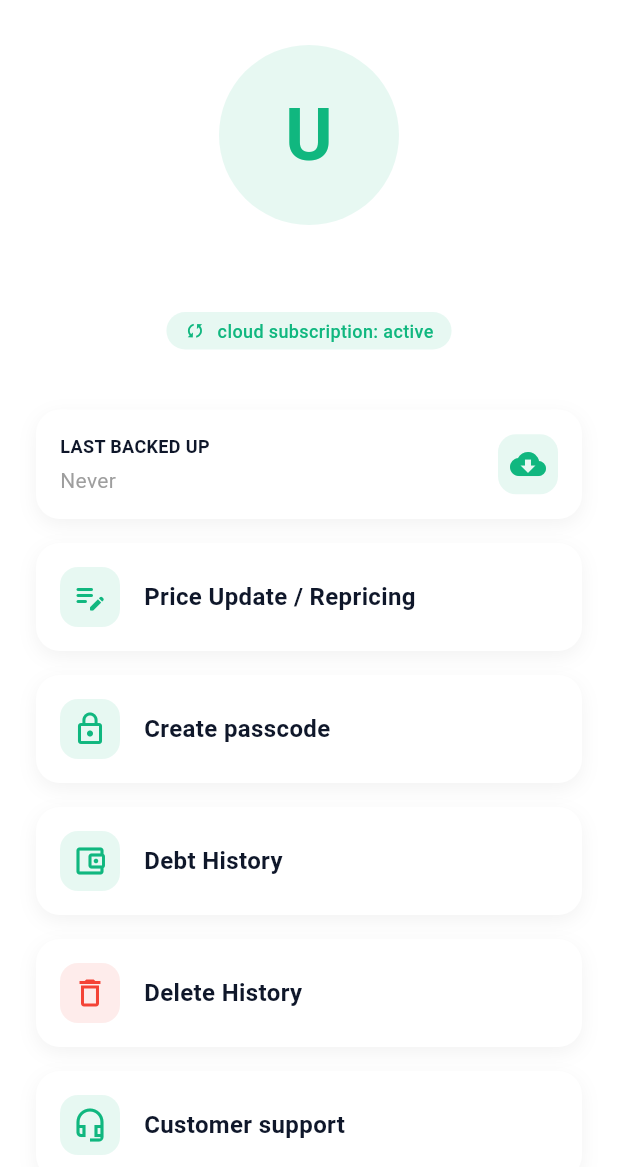
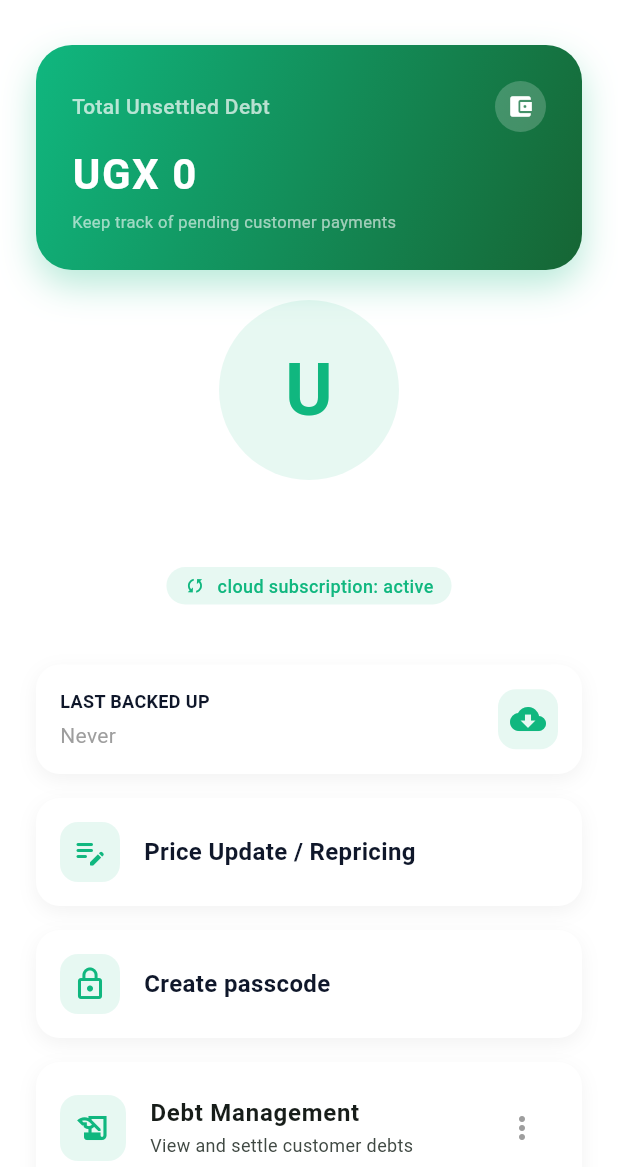
Before and after one commit to oworinaweviolet1968/CHECKBOOK, a Flutter app: the AccountScreen screen opened directly, on a phone screen of 412 x 824 dp, the part 69-1236 px from its top. Run offline on Flutter 3.47's test engine with Material 3 defaults, Android fonts, the phone set to English and light mode, and no system bars; our stand-ins replace sqflite, sqflite_common_ffi, supabase_flutter; missing offline and left inert: blue_thermal_printer, esc_pos_utils_plus; accounts and stored records are empty.

Commit message:
Implement mobile debt history and receipt printing enhancements

```diff
--- a/mobile_app/lib/screens/account_screen.dart
+++ b/mobile_app/lib/screens/account_screen.dart
@@ -9,6 +9,7 @@ import '../services/passcode_service.dart';
 import '../screens/deleted_history_screen.dart';
 import '../screens/price_update_screen.dart';
 import '../screens/debt_history_screen.dart';
+import '../services/database_helper.dart';
 import 'package:url_launcher/url_launcher.dart';
 
 class AccountScreen extends StatefulWidget {
@@ -22,6 +23,7 @@ class _AccountScreenState extends State<AccountScreen> with SingleTickerProvider
   final User? _user = Supabase.instance.client.auth.currentUser;
   bool _isBackingUp = false;
   late final AnimationController _spinController;
+  double _totalDebt = 0;
 
   @override
   void initState() {
@@ -30,6 +32,16 @@ class _AccountScreenState extends State<AccountScreen> with SingleTickerProvider
       vsync: this,
       duration: const Duration(seconds: 3),
     )..repeat();
+    _loadDebtData();
+  }
+
+  Future<void> _loadDebtData() async {
+    final debt = await DatabaseHelper.instance.getTotalDebt();
+    if (mounted) {
+      setState(() {
+        _totalDebt = debt;
+      });
+    }
   }
 
   @override
@@ -199,6 +211,8 @@ class _AccountScreenState extends State<AccountScreen> with SingleTickerProvider
         child: Column(
           children: [
             const SizedBox(height: 20),
+            _buildDebtSummaryCard(),
+            const SizedBox(height: 20),
             // Avatar
             Container(
               width: 120,
@@ -320,16 +334,7 @@ class _AccountScreenState extends State<AccountScreen> with SingleTickerProvider
               },
             ),
             const SizedBox(height: 16),
-            _buildActionCard(
-              title: 'Debt History',
-              icon: Icons.account_balance_wallet_outlined,
-              iconColor: AppColors.primaryGreen,
-              onTap: () {
-                Navigator.of(context).push(
-                  MaterialPageRoute(builder: (_) => const DebtHistoryScreen()),
-                );
-              },
-            ),
+            _buildDebtActionCard(),
             const SizedBox(height: 16),
             _buildActionCard(
               title: 'Delete History',
@@ -493,4 +498,133 @@ class _AccountScreenState extends State<AccountScreen> with SingleTickerProvider
       ),
     );
   }
+
+  Widget _buildDebtSummaryCard() {
+    return Container(
+      width: double.infinity,
+      padding: const EdgeInsets.all(24),
+      decoration: BoxDecoration(
+        gradient: const LinearGradient(
+          colors: [AppColors.primaryGreen, Color(0xFF166534)],
+          begin: Alignment.topLeft,
+          end: Alignment.bottomRight,
+        ),
+        borderRadius: BorderRadius.circular(24),
+        boxShadow: [
+          BoxShadow(
+            color: AppColors.primaryGreen.withValues(alpha: 0.3),
+            blurRadius: 20,
+            offset: const Offset(0, 10),
+          ),
+        ],
+      ),
+      child: Column(
+        crossAxisAlignment: CrossAxisAlignment.start,
+        children: [
+          Row(
+            mainAxisAlignment: MainAxisAlignment.spaceBetween,
+            children: [
+              const Text(
+                'Total Unsettled Debt',
+                style: TextStyle(color: Colors.white70, fontSize: 14, fontWeight: FontWeight.w500),
+              ),
+              Container(
+                padding: const EdgeInsets.all(8),
+                decoration: BoxDecoration(
+                  color: Colors.white.withValues(alpha: 0.2),
+                  shape: BoxShape.circle,
+                ),
+                child: const Icon(Icons.account_balance_wallet, color: Colors.white, size: 18),
+              ),
+            ],
+          ),
+          const SizedBox(height: 8),
+          Text(
+            'UGX ${NumberFormat("#,###").format(_totalDebt)}',
+            style: const TextStyle(
+              color: Colors.white,
+              fontSize: 28,
+              fontWeight: FontWeight.bold,
+              letterSpacing: 1,
+            ),
+          ),
+          const SizedBox(height: 4),
+          const Text(
+            'Keep track of pending customer payments',
+            style: TextStyle(color: Colors.white60, fontSize: 11),
+          ),
+        ],
+      ),
+    );
+  }
+
+  Widget _buildDebtActionCard() {
+    return Container(
+      decoration: BoxDecoration(
+        color: Colors.white,
+        borderRadius: BorderRadius.circular(16),
+        boxShadow: [
+            BoxShadow(
+              color: Colors.black.withValues(alpha: 0.05),
+              blurRadius: 10,
+              offset: const Offset(0, 4),
+            ),
+        ],
+      ),
+      child: ListTile(
+        contentPadding: const EdgeInsets.symmetric(horizontal: 16, vertical: 8),
+        leading: Container(
+          padding: const EdgeInsets.all(10),
+          decoration: BoxDecoration(
+            color: AppColors.primaryGreen.withValues(alpha: 0.1),
+            borderRadius: BorderRadius.circular(12),
+          ),
+          child: const Icon(Icons.history_edu, color: AppColors.primaryGreen),
+        ),
+        title: const Text('Debt Management', style: TextStyle(fontWeight: FontWeight.bold)),
+        subtitle: const Text('View and settle customer debts', style: TextStyle(fontSize: 12)),
+        trailing: PopupMenuButton<int>(
+          icon: const Icon(Icons.more_vert, color: Colors.grey),
+          onSelected: (value) {
+            if (value == 0) {
+              Navigator.of(context).push(
+                MaterialPageRoute(builder: (_) => const DebtHistoryScreen(initialIndex: 0)),
+              );
+            } else if (value == 1) {
+              Navigator.of(context).push(
+                MaterialPageRoute(builder: (_) => const DebtHistoryScreen(initialIndex: 1)),
+              );
+            }
+          },
+          itemBuilder: (context) => [
+            const PopupMenuItem(
+              value: 0,
+              child: Row(
+                children: [
+                  Icon(Icons.pending_actions, size: 20, color: Colors.orange),
+                  SizedBox(width: 12),
+                  Text('Active Debts'),
+                ],
+              ),
+            ),
+            const PopupMenuItem(
+              value: 1,
+              child: Row(
+                children: [
+                  Icon(Icons.check_circle_outline, size: 20, color: AppColors.primaryGreen),
+                  SizedBox(width: 12),
+                  Text('Settled Debts'),
+                ],
+              ),
+            ),
+          ],
+        ),
+        onTap: () {
+           Navigator.of(context).push(
+              MaterialPageRoute(builder: (_) => const DebtHistoryScreen()),
+            );
+        },
+      ),
+    );
+  }
 }
--- a/mobile_app/lib/services/database_helper.dart
+++ b/mobile_app/lib/services/database_helper.dart
@@ -3,6 +3,7 @@ import 'package:path/path.dart';
 import 'package:path_provider/path_provider.dart';
 import 'package:sqflite/sqflite.dart';
 import '../models/history_item.dart';
+import '../models/sale_item.dart';
 
 class DatabaseHelper {
   static final DatabaseHelper instance = DatabaseHelper._init();
@@ -156,13 +157,13 @@ class DatabaseHelper {
 
     return items.map((rs) {
       return SaleItem(
-        items: rs['item'] as String,
-        qty: rs['quantity'] as String,
+        item: rs['item'] as String,
+        quantity: rs['quantity'] as String,
         unit: rs['unit'] as String,
         price: (rs['price'] as num).toStringAsFixed(0),
         amount: (rs['amount'] as num).toStringAsFixed(0),
       );
-    }).toList();
+    }).toList().cast<SaleItem>();
   }
 
 
@@ -480,6 +481,16 @@ class DatabaseHelper {
       return (result.first['total_profit'] as num).toDouble();
     }
     return 1.0; // Return 1.0 to avoid division by zero and show some change if no data
+  }
+
+  // Dashboard: Total Unsettled Debt
+  Future<double> getTotalDebt() async {
+    final db = await instance.database;
+    final result = await db.rawQuery('SELECT SUM(amount - paid_amount) as total FROM sales WHERE is_debt = 1 AND is_paid = 0');
+    if (result.isNotEmpty && result.first['total'] != null) {
+      return (result.first['total'] as num).toDouble();
+    }
+    return 0.0;
   }
 
   // Dashboard: Available Stock List
--- a/mobile_app/lib/services/printer_service.dart
+++ b/mobile_app/lib/services/printer_service.dart
@@ -42,7 +42,7 @@ class PrinterService {
   }
 
   /// Prints a formatted invoice to the connected thermal printer.
-  Future<void> printInvoice(String customer, List<SaleItem> cart) async {
+  Future<void> printInvoice(String customer, List<SaleItem> cart, {String? date}) async {
     bool connected = await connectToPrinter();
     if (!connected) throw Exception("Could not connect to thermal printer. Ensure it is paired and turned on.");
 
@@ -57,7 +57,7 @@ class PrinterService {
     bytes += generator.hr();
 
     // Sales Info
-    bytes += generator.text("Date: ${DateFormat('yyyy-MM-dd HH:mm').format(DateTime.now())}");
+    bytes += generator.text("Date: ${date ?? DateFormat('yyyy-MM-dd HH:mm').format(DateTime.now())}");
     bytes += generator.text("Customer: ${customer.isEmpty ? 'Walk-in Customer' : customer}");
     bytes += generator.hr();
 
```
Also changed, not shown: mobile_app/lib/screens/debt_history_screen.dart (+47 -4 lines).
